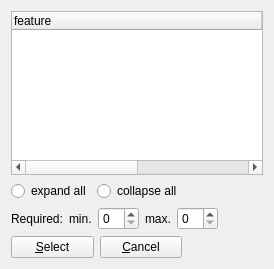
This is client/uiforms/feature_select_required.ui in Wolframe/configurator as Qt 5 draws it before an edit. The edited form follows.
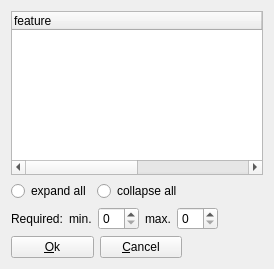
This is the edited form. Icons and pictures are not drawn.

What changed in the file:
```diff
--- a/client/uiforms/feature_select_required.ui
+++ b/client/uiforms/feature_select_required.ui
@@ -77,7 +77,7 @@
      <item>
       <widget class="QPushButton" name="select">
        <property name="text">
-        <string>&amp;Select</string>
+        <string>&amp;Ok</string>
        </property>
        <property name="form" stdset="0">
         <string notr="true">_CLOSE_</string>
```
Left out of the diff: 2 changed lines with no effect on the pictures.
